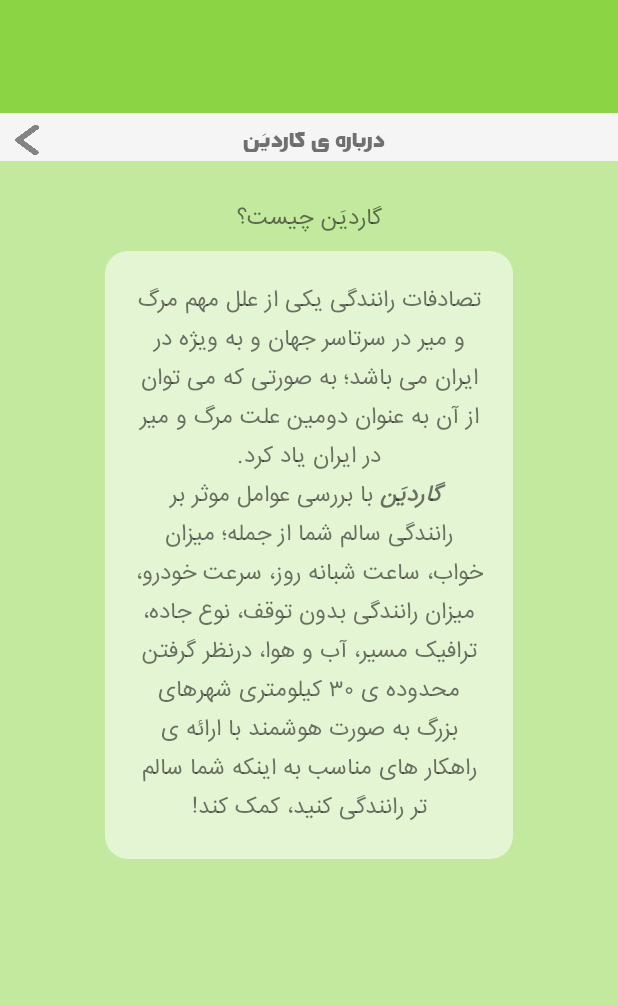
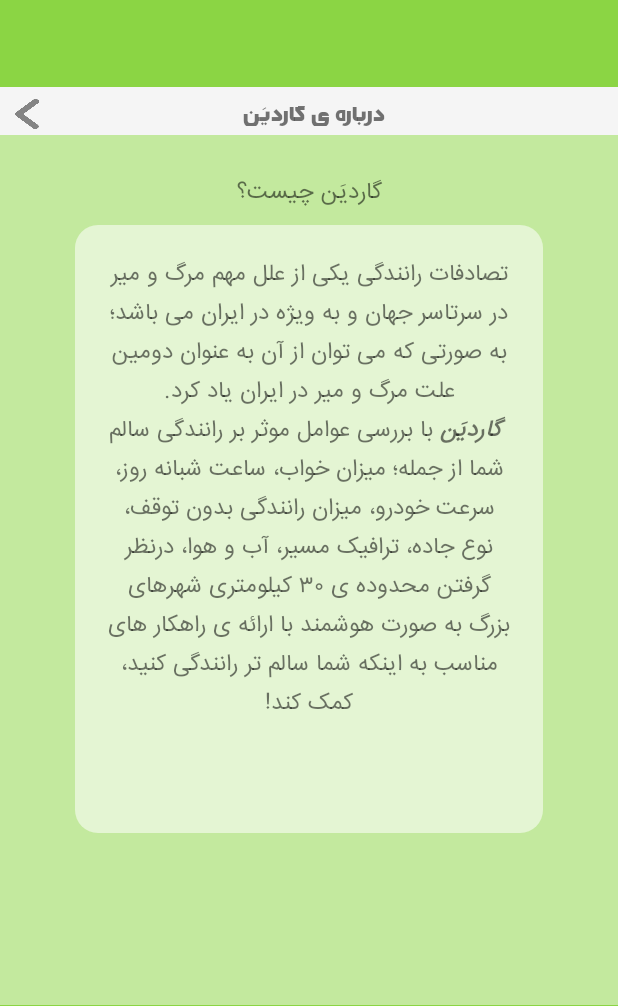
Before and after one commit to GuardianAppProject/Guardian-Application, an Android app: the Info screen opened directly, with no data from a screen before it, on a phone screen of 412 x 824 dp, the part 230-1236 px from its top. Run offline under Robolectric (Android 15) with nearby library versions, the phone set to English and light mode, and no system bars.

Commit message:
make some pages Responsive

```diff
--- a/app/src/main/java/com/guardian/guardian_v1/Main.java
+++ b/app/src/main/java/com/guardian/guardian_v1/Main.java
@@ -145,10 +145,6 @@ public class Main extends AppCompatActivity implements OnMapReadyCallback,
                 return routeProgress.currentLegProgress().upComingStep().maneuver().instruction();
             }
         };
-
-
-
-
 
         stopButton.setOnClickListener(new View.OnClickListener() {
             public void onClick(View v) {
--- a/app/src/main/res/layout/activity_info.xml
+++ b/app/src/main/res/layout/activity_info.xml
@@ -12,7 +12,7 @@
     <LinearLayout
         android:layout_width="match_parent"
         android:layout_height="0dp"
-        android:layout_weight="0.3"
+        android:layout_weight="0.27"
         android:orientation="vertical">
         <ImageView
             android:layout_width="93dp"
@@ -76,8 +76,8 @@
             android:layout_height="wrap_content"
             android:layout_marginTop="7dp"
             android:background="@drawable/edit_text_background"
-            android:layout_marginRight="70dp"
-            android:layout_marginLeft="70dp"
+            android:layout_marginRight="50dp"
+            android:layout_marginLeft="50dp"
             android:gravity="center_horizontal"
             android:paddingTop="5dp"
             android:maxLines="14"
@@ -86,6 +86,7 @@
             android:padding="20dp"
             android:textSize="15sp"
             android:fontFamily="@font/iran_sans"
+            android:scrollbars = "vertical"
             android:text="@string/activity_info_description"/>
 
 
--- a/app/src/main/res/layout/activity_main.xml
+++ b/app/src/main/res/layout/activity_main.xml
@@ -20,8 +20,8 @@
         android:gravity="center">
 
         <ImageView
-            android:layout_width="124dp"
-            android:layout_height="124dp"
+            android:layout_width="112dp"
+            android:layout_height="112dp"
             android:src="@drawable/logo_white"
             android:id="@+id/Logo"
             android:layout_gravity="center"
--- a/app/src/main/res/layout/activity_main2.xml
+++ b/app/src/main/res/layout/activity_main2.xml
@@ -334,8 +334,8 @@
                     android:layout_height="52dp"
                     android:background="@drawable/rectangle_gradient_white"
                     android:orientation="horizontal"
-                    android:paddingLeft="50dp"
-                    android:paddingRight="50dp">
+                    android:paddingLeft="25dp"
+                    android:paddingRight="25dp">
 
                     <TextView
                         android:id="@+id/durationRem"
--- a/app/src/main/res/layout/activity_my_account.xml
+++ b/app/src/main/res/layout/activity_my_account.xml
@@ -12,7 +12,7 @@
     <LinearLayout
         android:layout_width="match_parent"
         android:layout_height="0dp"
-        android:layout_weight="0.3"
+        android:layout_weight="0.27"
         android:orientation="vertical">
         <ImageView
             android:layout_width="93dp"
--- a/app/src/main/res/layout/activity_support.xml
+++ b/app/src/main/res/layout/activity_support.xml
@@ -12,7 +12,7 @@
     <LinearLayout
         android:layout_width="match_parent"
         android:layout_height="0dp"
-        android:layout_weight="0.3"
+        android:layout_weight="0.27"
         android:orientation="vertical">
         <ImageView
             android:layout_width="93dp"
```
